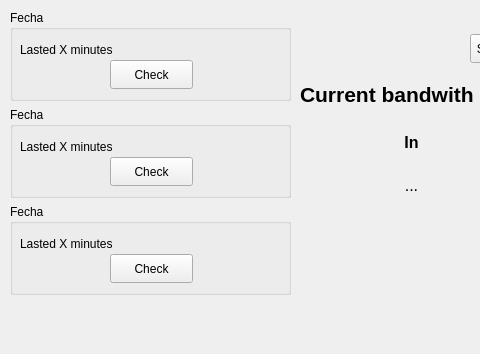
Qt form gui/mainwindow.ui (andyy-nr/dos-attack-detector) before a commit; both pictures show x 0 to 480 and y 146 to 500 of the 762 by 500 pixel window.
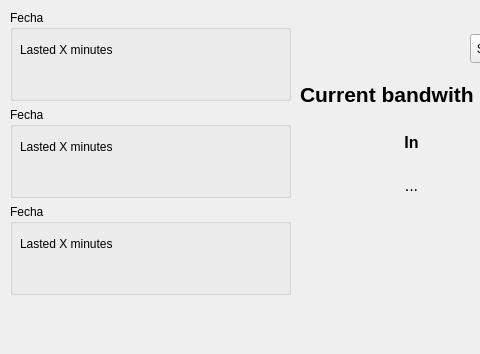
The same form after that commit.

Diff of the .ui file:
```diff
--- a/gui/mainwindow.ui
+++ b/gui/mainwindow.ui
@@ -121,19 +121,6 @@
          <string>Lasted X minutes</string>
         </property>
        </widget>
-       <widget class="QPushButton" name="alert1_btn">
-        <property name="geometry">
-         <rect>
-          <x>100</x>
-          <y>50</y>
-          <width>83</width>
-          <height>29</height>
-         </rect>
-        </property>
-        <property name="text">
-         <string>Check</string>
-        </property>
-       </widget>
       </widget>
      </item>
      <item>
@@ -154,19 +141,6 @@
          <string>Lasted X minutes</string>
         </property>
        </widget>
-       <widget class="QPushButton" name="alert2_btn">
-        <property name="geometry">
-         <rect>
-          <x>100</x>
-          <y>50</y>
-          <width>83</width>
-          <height>29</height>
-         </rect>
-        </property>
-        <property name="text">
-         <string>Check</string>
-        </property>
-       </widget>
       </widget>
      </item>
      <item>
@@ -187,19 +161,6 @@
          <string>Lasted X minutes</string>
         </property>
        </widget>
-       <widget class="QPushButton" name="alert3_btn">
-        <property name="geometry">
-         <rect>
-          <x>100</x>
-          <y>50</y>
-          <width>83</width>
-          <height>29</height>
-         </rect>
-        </property>
-        <property name="text">
-         <string>Check</string>
-        </property>
-       </widget>
       </widget>
      </item>
     </layout>
```
